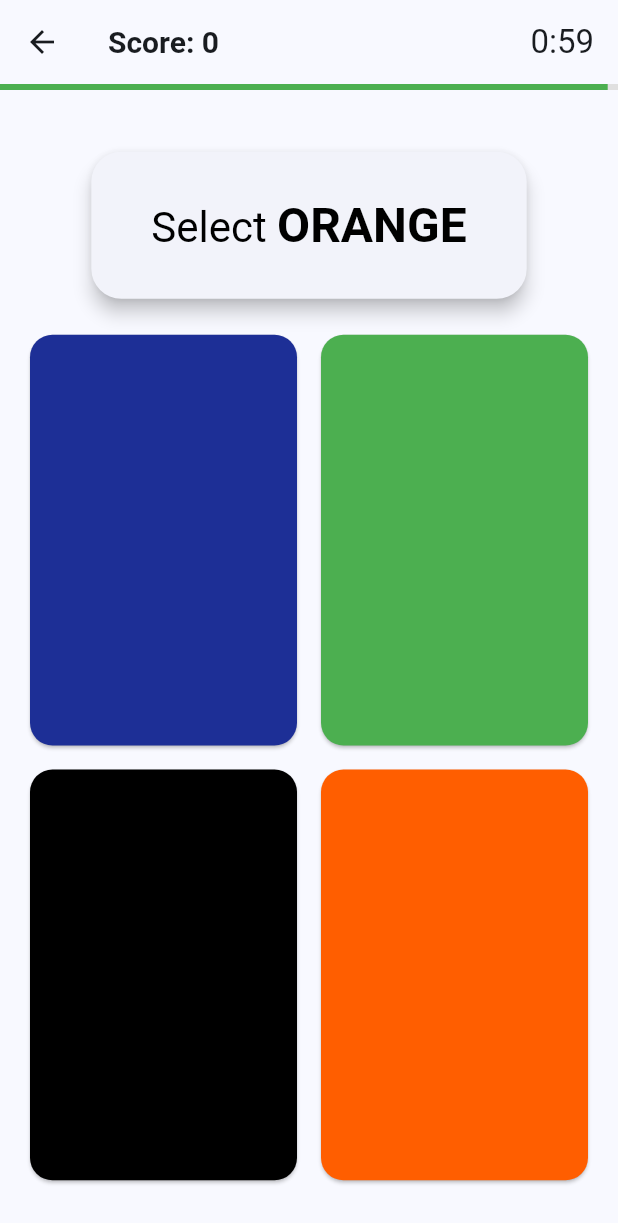
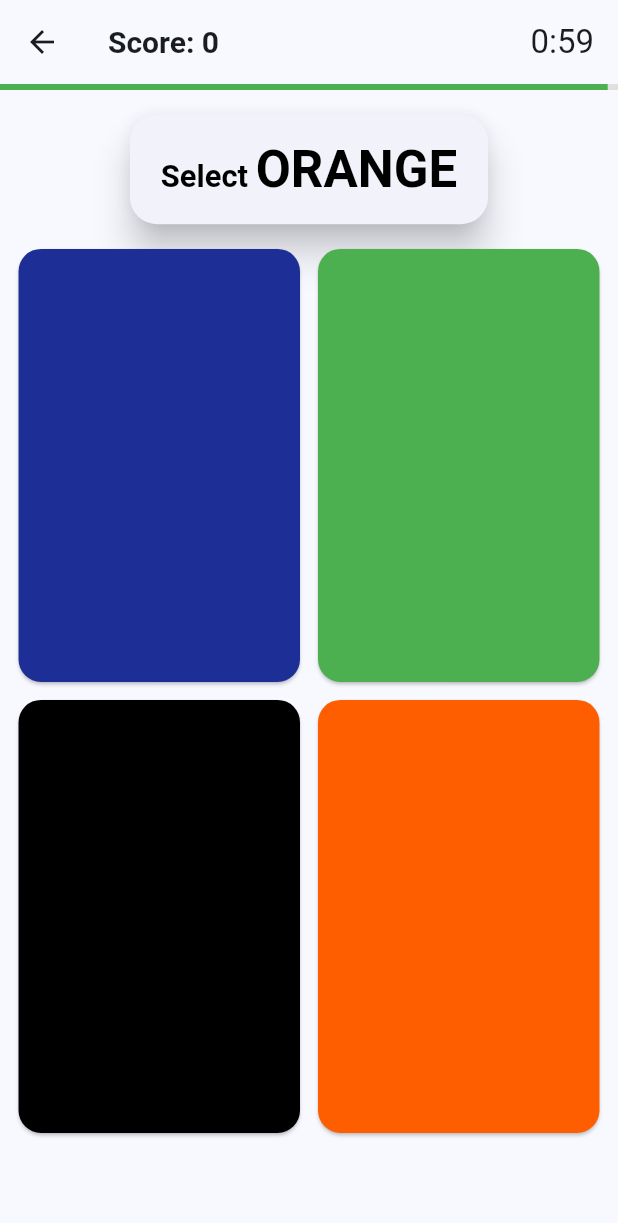
Before and after one commit to RayLyu-Mac/BrainSpectrum, a Flutter app: the screen it shows after launch, after a tap on "Start Game", on a phone screen of 412 x 824 dp. Shown: the top 1223 px of the screen. Run offline on Flutter 3.47's test engine with Material 3 defaults, Android fonts, the light colour scheme and no system bars; our stand-ins replace clay_containers, sqflite; accounts and stored records are empty.

Commit message:
Regulatory update

```diff
--- a/lib/pages/game_page.dart
+++ b/lib/pages/game_page.dart
@@ -317,8 +317,12 @@ class _GamePageState extends State<GamePage> with TickerProviderStateMixin {
         leading: IconButton(
           icon: const Icon(Icons.arrow_back),
           onPressed: () {
+            if (_timer.isActive) {
               _timer.cancel();
-            Navigator.pop(context);
+            }
+            if (mounted) {
+              Navigator.of(context).pop();
+            }
           },
         ),
         bottom: PreferredSize(
@@ -334,22 +338,27 @@ class _GamePageState extends State<GamePage> with TickerProviderStateMixin {
       ),
       body: SafeArea(
         child: Column(
-          mainAxisAlignment: MainAxisAlignment.center,
+          mainAxisAlignment: MainAxisAlignment.spaceEvenly,
           children: [
+            SizedBox(height: MediaQuery.of(context).size.height * 0.02),
             Card(
-              elevation: 5,
+              elevation: 10,
+              margin: EdgeInsets.symmetric(
+                horizontal: MediaQuery.of(context).size.width * 0.1,
+              ),
               shape: RoundedRectangleBorder(
-                borderRadius: BorderRadius.circular(20),
+                borderRadius: BorderRadius.circular(18),
               ),
               child: Padding(
-                padding: const EdgeInsets.symmetric(
-                  horizontal: 40,
-                  vertical: 30,
+                padding: EdgeInsets.symmetric(
+                  horizontal: MediaQuery.of(context).size.width * 0.05,
+                  vertical: MediaQuery.of(context).size.height * 0.02,
                 ),
                 child: RichText(
                   text: TextSpan(
-                    style: const TextStyle(
-                      fontSize: 28,
+                    style: TextStyle(
+                      fontSize: MediaQuery.of(context).size.width * 0.05,
+                      fontWeight: FontWeight.bold,
                       color: Colors.black,
                     ),
                     children: [
@@ -363,7 +372,7 @@ class _GamePageState extends State<GamePage> with TickerProviderStateMixin {
                         style: TextStyle(
                           color: questionColor,
                           fontWeight: FontWeight.bold,
-                          fontSize: 32,
+                          fontSize: 34,
                         ),
                       ),
                     ],
@@ -371,14 +380,19 @@ class _GamePageState extends State<GamePage> with TickerProviderStateMixin {
                 ),
               ),
             ),
-            const SizedBox(height: 20),
-            GridView.count(
+            SizedBox(height: MediaQuery.of(context).size.height * 0.02),
+            Expanded(
+              child: GridView.count(
                 shrinkWrap: true,
-              crossAxisCount: 2,
-              mainAxisSpacing: 16,
-              crossAxisSpacing: 16,
-              childAspectRatio: widget.difficulty >= 3 ? 1.1 : 0.65,
-              padding: const EdgeInsets.symmetric(horizontal: 20),
+                crossAxisCount: MediaQuery.of(context).size.width > 600 ? 3 : 2,
+                mainAxisSpacing: 12,
+                crossAxisSpacing: 12,
+                childAspectRatio: widget.difficulty >= 3
+                    ? (MediaQuery.of(context).size.width > 600 ? 1.5 : 1.1)
+                    : (MediaQuery.of(context).size.width > 600 ? 1.2 : 0.65),
+                padding: EdgeInsets.symmetric(
+                  horizontal: MediaQuery.of(context).size.width * 0.03,
+                ),
                 children: List.generate(
                   widget.difficulty >= 3 ? 6 : 4,
                   (index) => ElevatedButton(
@@ -448,8 +462,8 @@ class _GamePageState extends State<GamePage> with TickerProviderStateMixin {
                                 ? Colors.black
                                 : Colors.white)
                             : widget.difficulty == 2
-                              ? allColors[
-                                  allColorNames.indexOf(currentOptions[index])]
+                                ? allColors[allColorNames
+                                    .indexOf(currentOptions[index])]
                                 : widget.difficulty == 4
                                     ? Colors.white
                                     : null,
@@ -460,6 +474,8 @@ class _GamePageState extends State<GamePage> with TickerProviderStateMixin {
                   ),
                 ),
               ),
+            ),
+            SizedBox(height: MediaQuery.of(context).size.height * 0.02),
           ],
         ),
       ),
--- a/lib/pages/landing_page.dart
+++ b/lib/pages/landing_page.dart
@@ -72,8 +72,8 @@ class _LandingPageState extends State<LandingPage> {
 
                     Text(
                       languageController.getText(
-                        'Color Memory Game',
-                        '颜色记忆游戏',
+                        'Brain Spectrum',
+                        '脑力光谱',
                       ),
                       style: const TextStyle(
                         fontSize: 42,
@@ -226,9 +226,10 @@ class _LandingPageState extends State<LandingPage> {
                     // History Button
                     ClayContainer(
                       depth: 20,
-                      spread: 2,
+                      spread: 4,
                       borderRadius: 16,
                       color: Colors.white,
+                      emboss: false,
                       child: Material(
                         color: Colors.transparent,
                         child: InkWell(
@@ -250,6 +251,15 @@ class _LandingPageState extends State<LandingPage> {
                           child: Container(
                             width: double.infinity,
                             padding: const EdgeInsets.symmetric(vertical: 16),
+                            decoration: BoxDecoration(
+                              border: Border.all(
+                                color: Theme.of(context)
+                                    .primaryColor
+                                    .withOpacity(0.3),
+                                width: 2,
+                              ),
+                              borderRadius: BorderRadius.circular(16),
+                            ),
                             alignment: Alignment.center,
                             child: Text(
                               languageController.getText(
@@ -286,7 +296,15 @@ class _LandingPageState extends State<LandingPage> {
                     ),
                   ],
                 ),
-                child: ElevatedButton(
+                child: ElevatedButton.icon(
+                  icon: const Icon(Icons.language, size: 20),
+                  label: Text(
+                    languageController.getText('EN', '中文'),
+                    style: const TextStyle(
+                      fontSize: 20,
+                      fontWeight: FontWeight.bold,
+                    ),
+                  ),
                   style: ElevatedButton.styleFrom(
                     backgroundColor: Colors.white,
                     foregroundColor: Theme.of(context).primaryColor,
@@ -301,13 +319,19 @@ class _LandingPageState extends State<LandingPage> {
                   onPressed: () {
                     languageController.toggleLanguage();
                   },
-                  child: Text(
-                    languageController.getText('EN', '中文'),
-                    style: const TextStyle(
-                      fontSize: 20,
-                      fontWeight: FontWeight.bold,
-                    ),
-                  ),
+                ),
+              ),
+            ),
+
+            // Version Banner
+            Positioned(
+              bottom: 8,
+              right: 8,
+              child: Text(
+                'v1.0.1',
+                style: TextStyle(
+                  fontSize: 12,
+                  color: Colors.white.withOpacity(0.7),
                 ),
               ),
             ),
```
Lines whose indentation alone changed are shown as unchanged.
